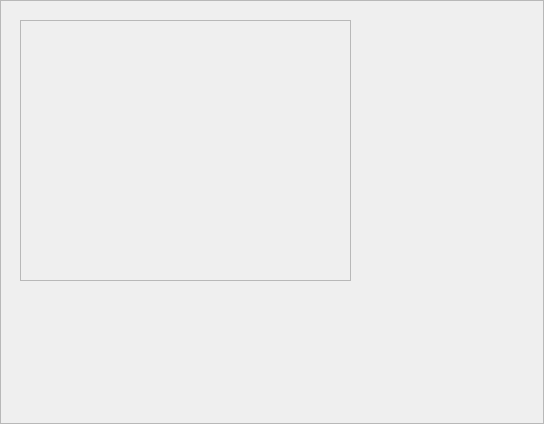
to1dev/tengu, file Forms/NewWalletForm.ui: the form before one commit.
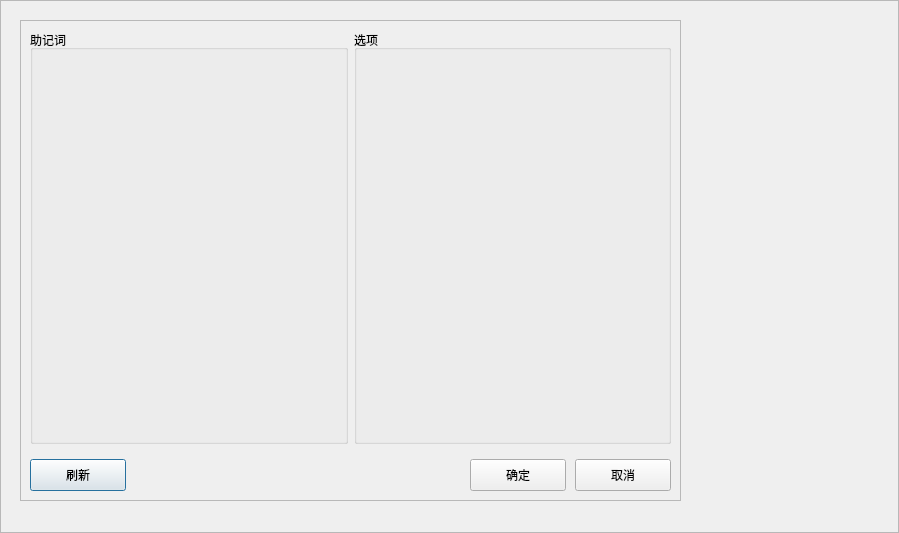
The form after the commit.

Diff of the .ui file:
```diff
--- a/Forms/NewWalletForm.ui
+++ b/Forms/NewWalletForm.ui
@@ -6,8 +6,8 @@
    <rect>
     <x>0</x>
     <y>0</y>
-    <width>544</width>
-    <height>424</height>
+    <width>899</width>
+    <height>533</height>
    </rect>
   </property>
   <property name="windowTitle">
@@ -42,13 +42,137 @@
        <rect>
         <x>20</x>
         <y>20</y>
-        <width>331</width>
-        <height>261</height>
+        <width>661</width>
+        <height>481</height>
        </rect>
       </property>
       <property name="frameShape">
        <enum>QFrame::StyledPanel</enum>
       </property>
+      <layout class="QVBoxLayout" name="verticalLayout_2">
+       <item>
+        <layout class="QHBoxLayout" name="horizontalLayout_2">
+         <item>
+          <widget class="QGroupBox" name="groupBoxMnemonic">
+           <property name="sizePolicy">
+            <sizepolicy hsizetype="Preferred" vsizetype="Expanding">
+             <horstretch>0</horstretch>
+             <verstretch>0</verstretch>
+            </sizepolicy>
+           </property>
+           <property name="title">
+            <string>助记词</string>
+           </property>
+          </widget>
+         </item>
+         <item>
+          <widget class="QGroupBox" name="groupBox">
+           <property name="title">
+            <string>选项</string>
+           </property>
+          </widget>
+         </item>
+        </layout>
+       </item>
+       <item>
+        <layout class="QHBoxLayout" name="horizontalLayout">
+         <property name="spacing">
+          <number>9</number>
+         </property>
+         <property name="topMargin">
+          <number>9</number>
+         </property>
+         <item>
+          <widget class="QPushButton" name="ButtonRefresh">
+           <property name="sizePolicy">
+            <sizepolicy hsizetype="Fixed" vsizetype="Fixed">
+             <horstretch>0</horstretch>
+             <verstretch>0</verstretch>
+            </sizepolicy>
+           </property>
+           <property name="minimumSize">
+            <size>
+             <width>96</width>
+             <height>32</height>
+            </size>
+           </property>
+           <property name="maximumSize">
+            <size>
+             <width>96</width>
+             <height>32</height>
+            </size>
+           </property>
+           <property name="text">
+            <string>刷新</string>
+           </property>
+          </widget>
+         </item>
+         <item>
+          <spacer name="horizontalSpacer">
+           <property name="orientation">
+            <enum>Qt::Horizontal</enum>
+           </property>
+           <property name="sizeHint" stdset="0">
+            <size>
+             <width>40</width>
+             <height>20</height>
+            </size>
+           </property>
+          </spacer>
+         </item>
+         <item>
+          <widget class="QPushButton" name="ButtonOK">
+           <property name="sizePolicy">
+            <sizepolicy hsizetype="Fixed" vsizetype="Fixed">
+             <horstretch>0</horstretch>
+             <verstretch>0</verstretch>
+            </sizepolicy>
+           </property>
+           <property name="minimumSize">
+            <size>
+             <width>96</width>
+             <height>32</height>
+            </size>
+           </property>
+           <property name="maximumSize">
+            <size>
+             <width>96</width>
+             <height>32</height>
+            </size>
+           </property>
+           <property name="text">
+            <string>确定</string>
+           </property>
+          </widget>
+         </item>
+         <item>
+          <widget class="QPushButton" name="ButtonCancel">
+           <property name="sizePolicy">
+            <sizepolicy hsizetype="Fixed" vsizetype="Fixed">
+             <horstretch>0</horstretch>
+             <verstretch>0</verstretch>
+            </sizepolicy>
+           </property>
+           <property name="minimumSize">
+            <size>
+             <width>96</width>
+             <height>32</height>
+            </size>
+           </property>
+           <property name="maximumSize">
+            <size>
+             <width>96</width>
+             <height>32</height>
+            </size>
+           </property>
+           <property name="text">
+            <string>取消</string>
+           </property>
+          </widget>
+         </item>
+        </layout>
+       </item>
+      </layout>
      </widget>
     </widget>
    </item>
```
